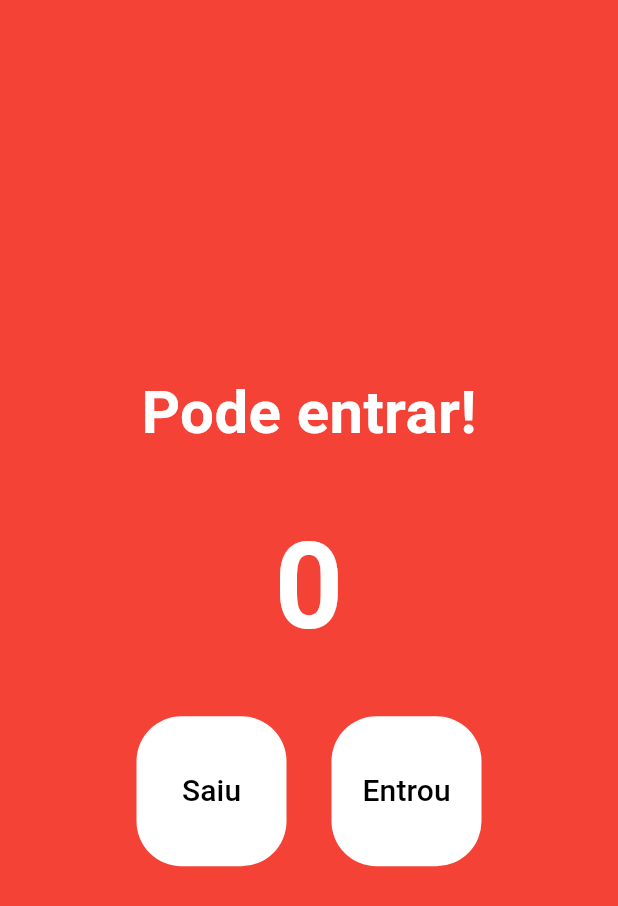
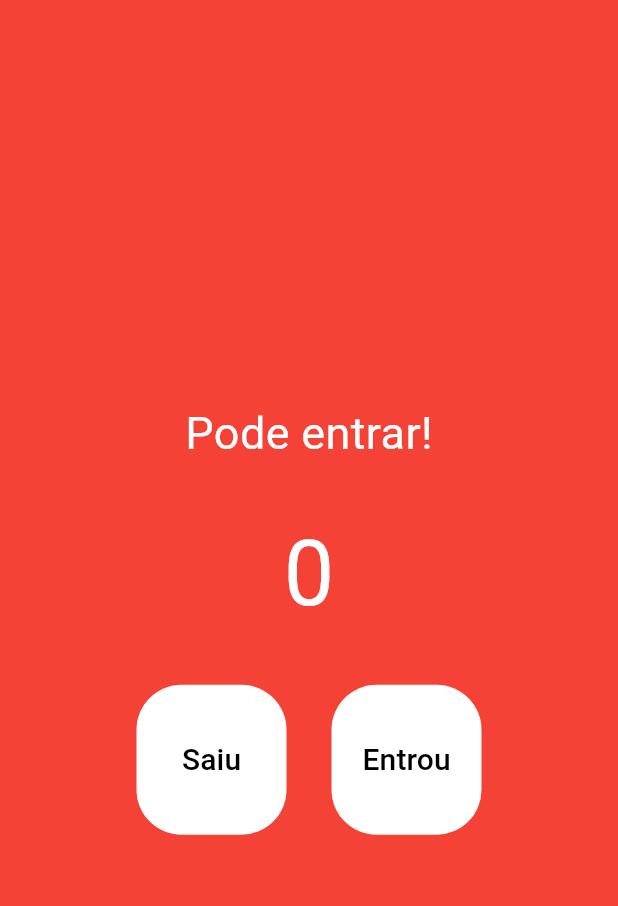
Before and after one commit to JoseJacsanCode/appContador, a Flutter app: the screen it shows after launch, on a phone screen of 412 x 824 dp. Shown: the top 906 px of the screen. Run offline on Flutter 3.47's test engine with Material 3 defaults, Android fonts, the phone set to English and light mode, and no system bars.

```diff
--- a/lib/main.dart
+++ b/lib/main.dart
@@ -33,21 +33,14 @@ class HomePage extends StatelessWidget {
         children: [
           Text(
             'Pode entrar!',
-            style: TextStyle(
-              color: Colors.white,
-              fontSize: 40,
-              fontWeight: FontWeight.w600,
+            style: TextStyle(fontSize: 30, color: Colors.white),
+          ),
+          Padding(
+            padding: EdgeInsets.all(30),
+            child: Text(
+              '0',
+              style: TextStyle(fontSize: 60, color: Colors.white),
             ),
-          ),
-          Padding(padding: EdgeInsets.all(30),
-          child: Text(
-            '0',
-            style: TextStyle(
-              color: Colors.white,
-              fontSize: 80,
-              fontWeight: FontWeight.w600,
-            ),
-          ),
           ),
           Row(
             mainAxisAlignment: MainAxisAlignment.center,
@@ -80,7 +73,7 @@ class HomePage extends StatelessWidget {
                 ),
                 child: Text(
                   'Entrou',
-                  style: TextStyle(color: Colors.black, fontSize: 20),
+                  style: TextStyle(fontSize: 20, color: Colors.black),
                 ),
               ),
             ],
--- a/pubspec.yaml
+++ b/pubspec.yaml
@@ -61,6 +61,8 @@ flutter:
   # assets:
   #   - images/a_dot_burr.jpeg
   #   - images/a_dot_ham.jpeg
+  assets:
+    - assets/images/image.jpg
 
   # An image asset can refer to one or more resolution-specific "variants", see
   # https://flutter.dev/to/resolution-aware-images
```
Also changed, not shown: assets/images/image.jpg (added).
